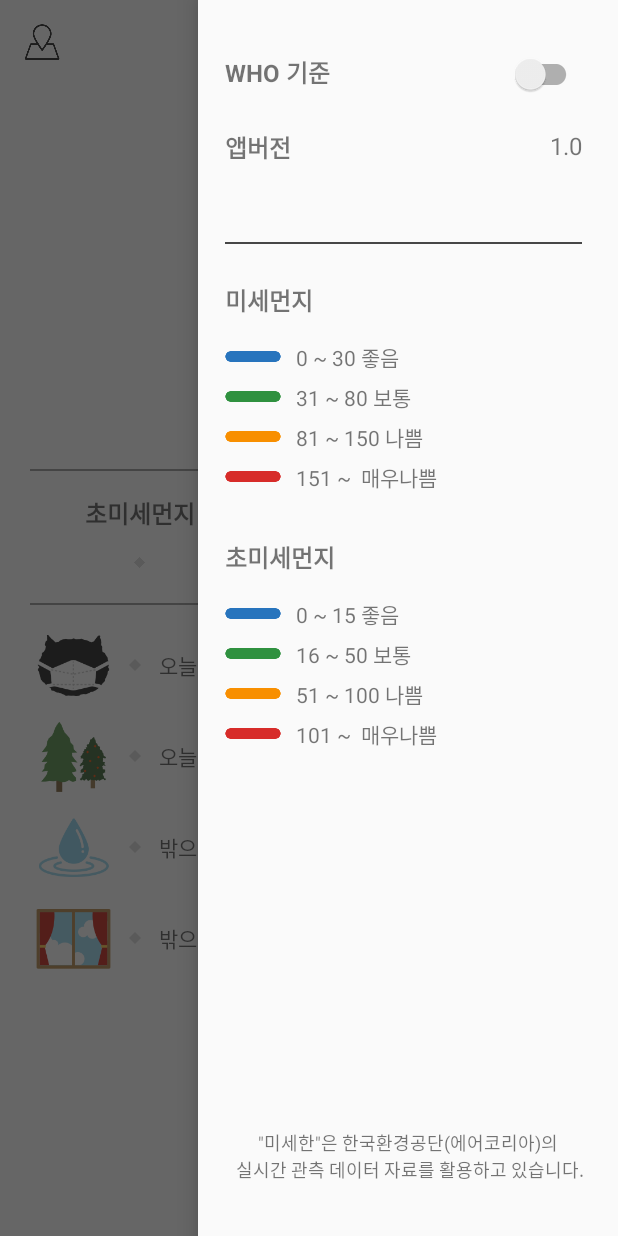
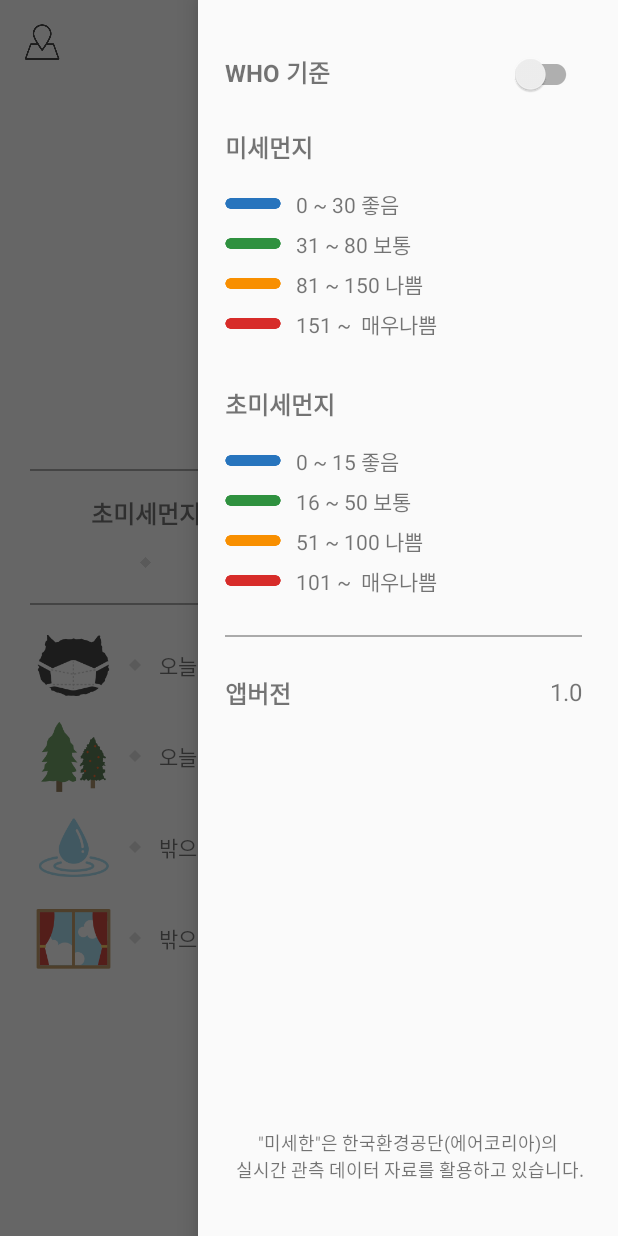
Before and after one commit to mo-mu/callrock, an Android app: the screen it shows after launch (MainActivity), with the side drawer open, on a phone screen of 412 x 824 dp. Run offline under Robolectric (Android 15) with nearby library versions, the phone set to English and light mode, and no system bars; our stand-ins replace ButterKnife, Volley; libraries missing offline, so code that uses them is left out: com.crashlytics.android, io.fabric.sdk; network calls fail; Roboto replaces fonts that are not available here; 4 statements that could not run were skipped.

Commit message:
0. 메인 미세먼지 초미세먼지 위치 수정 1. 드로어 내용 위치 변경

```diff
--- a/app/src/main/res/layout/activity_main.xml
+++ b/app/src/main/res/layout/activity_main.xml
@@ -134,30 +134,24 @@
             android:layout_marginTop="5dp"
             android:background="#aaaaaa"/>
 
-        <FrameLayout
+        <LinearLayout
             android:layout_width="match_parent"
             android:layout_height="wrap_content"
+            android:orientation="horizontal"
             android:weightSum="2"
             android:layout_marginLeft="20dp"
             android:layout_marginRight="20dp">
-
-            <ImageView
-                android:id="@+id/img_center"
-                android:layout_width="10dp"
-                android:layout_height="25dp"
-                android:layout_gravity="center"
-                android:src="@drawable/square_3_img"/>
 
             <LinearLayout
                 android:layout_width="match_parent"
                 android:layout_height="wrap_content"
                 android:orientation="horizontal"
-                android:weightSum="2">
+                android:weightSum="3">
                 <LinearLayout
                     android:layout_width="0dp"
                     android:layout_height="wrap_content"
                     android:gravity="center"
-                    android:layout_weight="1"
+                    android:layout_weight="1.25"
                     android:orientation="vertical">
 
                     <TextView
@@ -201,13 +195,19 @@
                 </LinearLayout>
 
 
+
+                <ImageView
+                    android:id="@+id/img_center"
+                    android:layout_width="0dp"
+                    android:layout_height="25dp"
+                    android:layout_weight="0.5"
+                    android:layout_gravity="center"
+                    android:src="@drawable/square_3_img"/>
+
                 <LinearLayout
-                    android:layout_width="wrap_content"
+                    android:layout_width="0dp"
                     android:layout_height="wrap_content"
-                    android:layout_centerVertical="true"
-                    android:layout_marginLeft="20dp"
-                    android:layout_toRightOf="@id/img_center"
-                    android:layout_weight="1"
+                    android:layout_weight="1.25"
                     android:gravity="center"
                     android:orientation="vertical">
 
@@ -251,7 +251,7 @@
                     </LinearLayout>
                 </LinearLayout>
             </LinearLayout>
-        </FrameLayout>
+        </LinearLayout>
 
         <View
             android:layout_width="match_parent"
@@ -412,46 +412,6 @@
                     android:layout_gravity="right"/>
             </FrameLayout>
 
-            <FrameLayout
-                android:layout_width="match_parent"
-                android:layout_height="50dp"
-                android:layout_gravity="center"
-                android:visibility="gone">
-
-                <TextView
-                    android:layout_width="wrap_content"
-                    android:layout_height="wrap_content"
-                    android:text="위치 추가하기"
-                    android:textSize="16sp"
-                    android:textStyle="bold"/>
-            </FrameLayout>
-
-            <FrameLayout
-                android:layout_width="match_parent"
-                android:layout_gravity="center"
-                android:layout_height="50dp">
-
-                <TextView
-                    android:layout_width="wrap_content"
-                    android:layout_height="wrap_content"
-                    android:text="앱버전 "
-                    android:textSize="16sp"
-                    android:textStyle="bold"/>
-
-                <TextView
-                    android:layout_width="wrap_content"
-                    android:layout_height="wrap_content"
-                    android:layout_gravity="right"
-                    android:text="1.0"
-                    android:textSize="16sp"/>
-            </FrameLayout>
-
-            <View
-                android:layout_width="match_parent"
-                android:layout_height="1dp"
-                android:background="@color/textColor"
-                android:layout_marginTop="25dp"
-                android:layout_marginBottom="25dp"/>
 
            <LinearLayout
                 android:id="@+id/layout_table_korea"
@@ -772,8 +732,7 @@
                     <LinearLayout
                         android:layout_width="wrap_content"
                         android:layout_height="wrap_content"
-                        android:orientation="horizontal"
-                        android:layout_marginBottom="5dp">
+                        android:orientation="horizontal">
                         <ImageView
                             android:layout_width="37dp"
                             android:layout_height="7dp"
@@ -788,6 +747,51 @@
 
                 </LinearLayout>
             </LinearLayout>
+
+            <View
+                android:layout_width="match_parent"
+                android:layout_height="1dp"
+                android:background="#aaaaaa"
+                android:layout_marginTop="25dp"
+                android:layout_marginBottom="25dp"/>
+
+            <FrameLayout
+                android:layout_width="match_parent"
+                android:layout_gravity="center"
+                android:layout_height="50dp">
+
+                <TextView
+                    android:layout_width="wrap_content"
+                    android:layout_height="wrap_content"
+                    android:text="앱버전 "
+                    android:textSize="16sp"
+                    android:textStyle="bold"/>
+
+                <TextView
+                    android:layout_width="wrap_content"
+                    android:layout_height="wrap_content"
+                    android:layout_gravity="right"
+                    android:text="1.0"
+                    android:textSize="16sp"/>
+            </FrameLayout>
+
+
+            <FrameLayout
+                android:layout_width="match_parent"
+                android:layout_height="50dp"
+                android:layout_gravity="center"
+                android:visibility="gone">
+
+                <TextView
+                    android:layout_width="wrap_content"
+                    android:layout_height="wrap_content"
+                    android:text="위치 추가하기"
+                    android:textSize="16sp"
+                    android:textStyle="bold"/>
+            </FrameLayout>
+
+
+
         </LinearLayout>
         <TextView
             android:layout_width="wrap_content"
```
